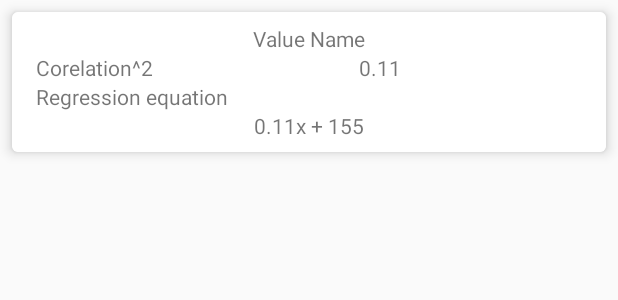
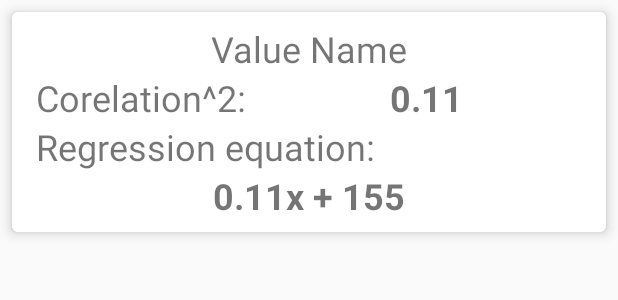
Before and after one commit to LukianBat/example, an Android app: the layout item_result.xml on its own in the app's theme, with its tools: preview values and no code run, on a phone screen of 412 x 824 dp. Shown: the top 300 px of the screen. Run offline under Robolectric (Android 15) with nearby library versions, the phone set to English and light mode, and no system bars.

Commit message:
style and text sizw

```diff
--- a/app/src/main/res/layout/item_result.xml
+++ b/app/src/main/res/layout/item_result.xml
@@ -6,10 +6,10 @@
     >
 
     <com.google.android.material.card.MaterialCardView
+        style="@style/CardViewStyle"
         android:layout_width="match_parent"
         android:layout_height="wrap_content"
         android:layout_margin="@dimen/sm_margin"
-        style="@style/CardViewStyle"
         >
 
         <androidx.constraintlayout.widget.ConstraintLayout
@@ -26,7 +26,8 @@
                 app:layout_constraintEnd_toEndOf="parent"
                 app:layout_constraintStart_toStartOf="parent"
                 app:layout_constraintTop_toTopOf="parent"
-                        tools:text="@string/result_item_name_string" />
+                tools:text="@string/result_item_name_string"
+                />
 
             <TextView
                 android:id="@+id/item_corel_name"
@@ -35,7 +36,8 @@
                 android:layout_height="wrap_content"
                 app:layout_constraintStart_toStartOf="parent"
                 app:layout_constraintTop_toBottomOf="@+id/item_name"
-                        android:text="@string/result_item_corel_string" />
+                android:text="@string/result_item_corel_string"
+                />
 
             <TextView
                 android:id="@+id/item_corel_name_value"
@@ -44,16 +46,19 @@
                 app:layout_constraintEnd_toEndOf="parent"
                 app:layout_constraintStart_toEndOf="@+id/item_corel_name"
                 app:layout_constraintTop_toTopOf="@+id/item_corel_name"
-                tools:text="@string/result_item_corel_value" />
+                style="@style/TextParams.Value"
+                tools:text="@string/result_item_corel_value"
+                />
 
             <TextView
                 android:id="@+id/item_regress_name"
-                        style="@style/TextParams"
                 android:layout_width="wrap_content"
                 android:layout_height="wrap_content"
+                app:layout_constraintStart_toStartOf="parent"
+                app:layout_constraintTop_toBottomOf="@+id/item_corel_name"
                 android:text="@string/result_item_regress_string"
-                        app:layout_constraintStart_toStartOf="parent"
-                        app:layout_constraintTop_toBottomOf="@+id/item_corel_name" />
+                style="@style/TextParams"
+                />
 
             <TextView
                 android:id="@+id/item_regress_name_value"
@@ -62,7 +67,9 @@
                 app:layout_constraintEnd_toEndOf="parent"
                 app:layout_constraintStart_toStartOf="parent"
                 app:layout_constraintTop_toBottomOf="@+id/item_regress_name"
-                tools:text="@string/result_item_regress_value" />
+                style="@style/TextParams.Value"
+                tools:text="@string/result_item_regress_value"
+                />
         </androidx.constraintlayout.widget.ConstraintLayout>
 
     </com.google.android.material.card.MaterialCardView>
--- a/app/src/main/res/values/strings.xml
+++ b/app/src/main/res/values/strings.xml
@@ -12,8 +12,8 @@
 
     <!--item-->
     <string name="result_item_name_string" translatable="false">Value Name</string>
-    <string name="result_item_corel_string">Corelation^2</string>
+    <string name="result_item_corel_string">Corelation^2:</string>
     <string name="result_item_corel_value" translatable="false">0.11</string>
-    <string name="result_item_regress_string">Regression equation</string>
+    <string name="result_item_regress_string">Regression equation:</string>
     <string name="result_item_regress_value" translatable="false">0.11x + 155</string>
 </resources>
--- a/app/src/main/res/values/styles.xml
+++ b/app/src/main/res/values/styles.xml
@@ -25,6 +25,7 @@
         <item name="android:paddingLeft">@dimen/sm_margin</item>
         <item name="android:paddingEnd">@dimen/sm_margin</item>
         <item name="android:paddingRight">@dimen/sm_margin</item>
+        <item name="android:textSize">24sp</item>
     </style>
 
     <style name="TextParams.Value">
```
Also changed, not shown: 1 other file. Lines whose indentation alone changed are shown as unchanged.
